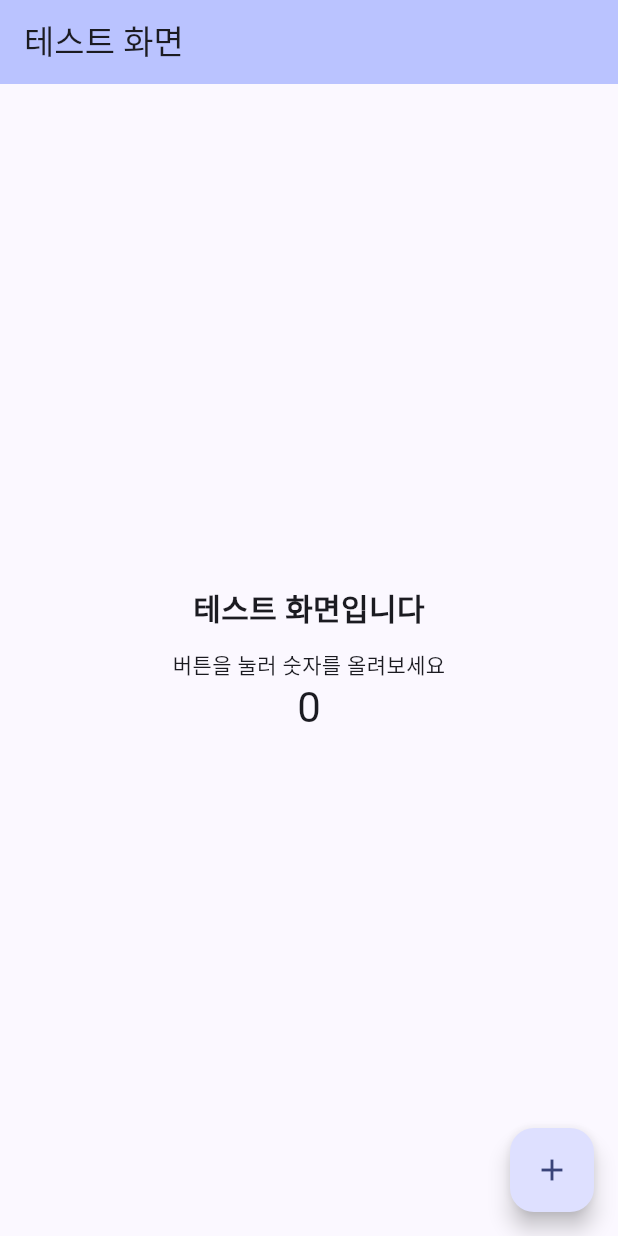
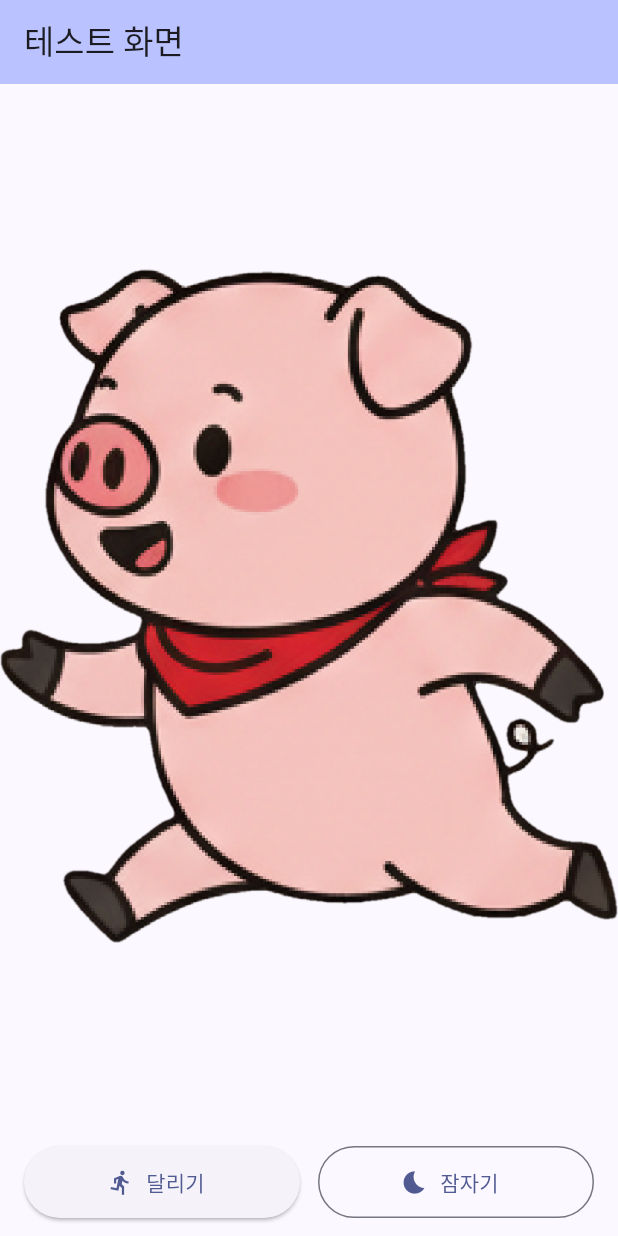
Before and after one commit to SonMyeongJin/Flutter_RunTungTung, a Flutter app: the screen it shows after launch, on a phone screen of 412 x 824 dp. Run offline on Flutter 3.47's test engine with Material 3 defaults, Android fonts, the light colour scheme and no system bars.

Commit message:
[Feat:] 홈화면 (달리기,잠자기) 화면 구현

```diff
--- a/lib/main.dart
+++ b/lib/main.dart
@@ -1,4 +1,5 @@
 import 'package:flutter/material.dart';
+import 'dart:async';
 
 void main() {
   runApp(const MyApp());
@@ -39,17 +40,46 @@ class MyHomePage extends StatefulWidget {
 }
 
 class _MyHomePageState extends State<MyHomePage> {
-  int _counter = 0;
+  // 현재 보여줄 이미지 경로
+  String _currentImage = 'assets/images/run1.png';
+  // 애니메이션 타이머
+  Timer? _timer;
+  // 현재 프레임 인덱스 (0 또는 1)
+  int _frame = 0;
+  // 현재 모드: 'run' 또는 'sleep'
+  String _mode = 'run';
 
-  void _incrementCounter() {
-    setState(() {
-      // This call to setState tells the Flutter framework that something has
-      // changed in this State, which causes it to rerun the build method below
-      // so that the display can reflect the updated values. If we changed
-      // _counter without calling setState(), then the build method would not be
-      // called again, and so nothing would appear to happen.
-      _counter++;
+  @override
+  void dispose() {
+    _timer?.cancel();
+    super.dispose();
+  }
+
+  void _startAnimation(String mode) {
+    // 모드가 변경되면 프레임 초기화
+    _mode = mode;
+    _frame = 0;
+    _updateImage();
+
+    _timer?.cancel();
+    _timer = Timer.periodic(const Duration(milliseconds: 300), (_) {
+      setState(() {
+        _frame = (_frame + 1) % 2; // 0,1 반복
+        _updateImage();
+      });
     });
+  }
+
+  void _updateImage() {
+    if (_mode == 'run') {
+      _currentImage = _frame == 0
+          ? 'assets/images/run1.png'
+          : 'assets/images/run2.png';
+    } else {
+      _currentImage = _frame == 0
+          ? 'assets/images/sleep1.png'
+          : 'assets/images/sleep2.png';
+    }
   }
 
   @override
@@ -59,28 +89,46 @@ class _MyHomePageState extends State<MyHomePage> {
         backgroundColor: Theme.of(context).colorScheme.inversePrimary,
         title: Text(widget.title),
       ),
-      body: Center(
-        child: Column(
-          mainAxisAlignment: MainAxisAlignment.center,
-          children: <Widget>[
-            const Text(
-              '테스트 화면입니다',
-              style: TextStyle(fontSize: 20, fontWeight: FontWeight.w600),
+      body: Column(
+        children: [
+          Expanded(
+            child: Center(
+              child: Image.asset(
+                _currentImage,
+                fit: BoxFit.contain,
+              ),
             ),
-            const SizedBox(height: 12),
-            const Text('버튼을 눌러 숫자를 올려보세요'),
-            Text(
-              '$_counter',
-              style: Theme.of(context).textTheme.headlineMedium,
+          ),
+          SafeArea(
+            child: Padding(
+              padding: const EdgeInsets.symmetric(horizontal: 16, vertical: 12),
+              child: Row(
+                mainAxisAlignment: MainAxisAlignment.spaceEvenly,
+                children: [
+                  Expanded(
+                    child: ElevatedButton.icon(
+                      onPressed: () => _startAnimation('run'),
+                      icon: const Icon(Icons.directions_run),
+                      label: const Text('달리기'),
+                      style: ElevatedButton.styleFrom(minimumSize: const Size.fromHeight(48)),
+                    ),
+                  ),
+                  const SizedBox(width: 12),
+                  Expanded(
+                    child: OutlinedButton.icon(
+                      onPressed: () => _startAnimation('sleep'),
+                      icon: const Icon(Icons.bedtime),
+                      label: const Text('잠자기'),
+                      style: OutlinedButton.styleFrom(minimumSize: const Size.fromHeight(48)),
+                    ),
+                  ),
+                ],
+              ),
             ),
-          ],
-        ),
+          ),
+        ],
       ),
-      floatingActionButton: FloatingActionButton(
-        onPressed: _incrementCounter,
-        tooltip: 'Increment',
-        child: const Icon(Icons.add),
-      ), // This trailing comma makes auto-formatting nicer for build methods.
+      // 플로팅 버튼 제거
     );
   }
 }
--- a/pubspec.yaml
+++ b/pubspec.yaml
@@ -58,9 +58,8 @@ flutter:
   uses-material-design: true
 
   # To add assets to your application, add an assets section, like this:
-  # assets:
-  #   - images/a_dot_burr.jpeg
-  #   - images/a_dot_ham.jpeg
+  assets:
+    - assets/images/
 
   # An image asset can refer to one or more resolution-specific "variants", see
   # https://flutter.dev/to/resolution-aware-images
```
Also changed, not shown: assets/images/run1.png (added), assets/images/run2.png (added), assets/images/sleep1.png (added), assets/images/sleep2.png (added), 2 other files.
